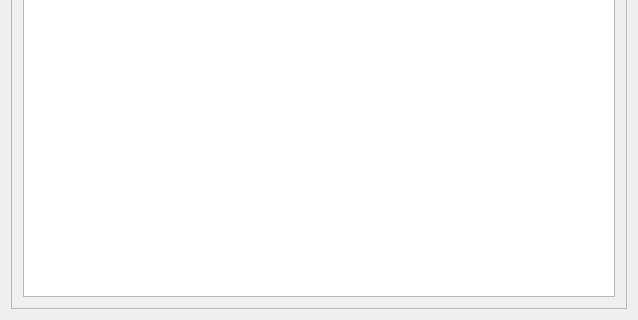
Old version of the form opkg_build.ui in the repository zjzdy/Offline_Small_Search_pkg_build; both pictures show x 0 to 638 and y 258 to 578 of the 638 by 578 pixel window.
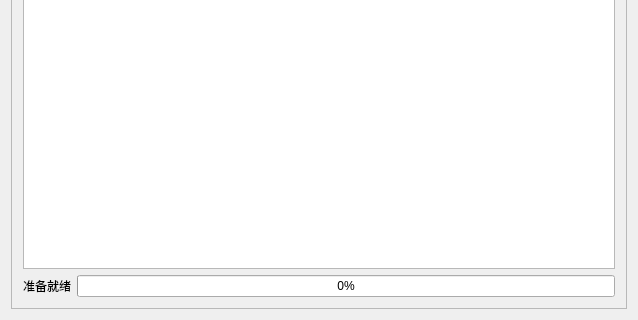
New version of the form.

Commit message: Update to v0.4 Fix html url. Add progress bar.

The edit to the form file:
```diff
--- a/opkg_build.ui
+++ b/opkg_build.ui
@@ -26,8 +26,8 @@
          <rect>
           <x>0</x>
           <y>0</y>
-          <width>612</width>
-          <height>552</height>
+          <width>616</width>
+          <height>556</height>
          </rect>
         </property>
         <layout class="QGridLayout" name="gridLayout_4">
@@ -193,6 +193,24 @@
            </item>
           </layout>
          </item>
+         <item row="4" column="1">
+          <layout class="QHBoxLayout" name="horizontalLayout">
+           <item>
+            <widget class="QLabel" name="label_4">
+             <property name="text">
+              <string>准备就绪</string>
+             </property>
+            </widget>
+           </item>
+           <item>
+            <widget class="QProgressBar" name="progressBar">
+             <property name="value">
+              <number>0</number>
+             </property>
+            </widget>
+           </item>
+          </layout>
+         </item>
         </layout>
        </widget>
       </widget>
```
The commit also changes 10 other files.
